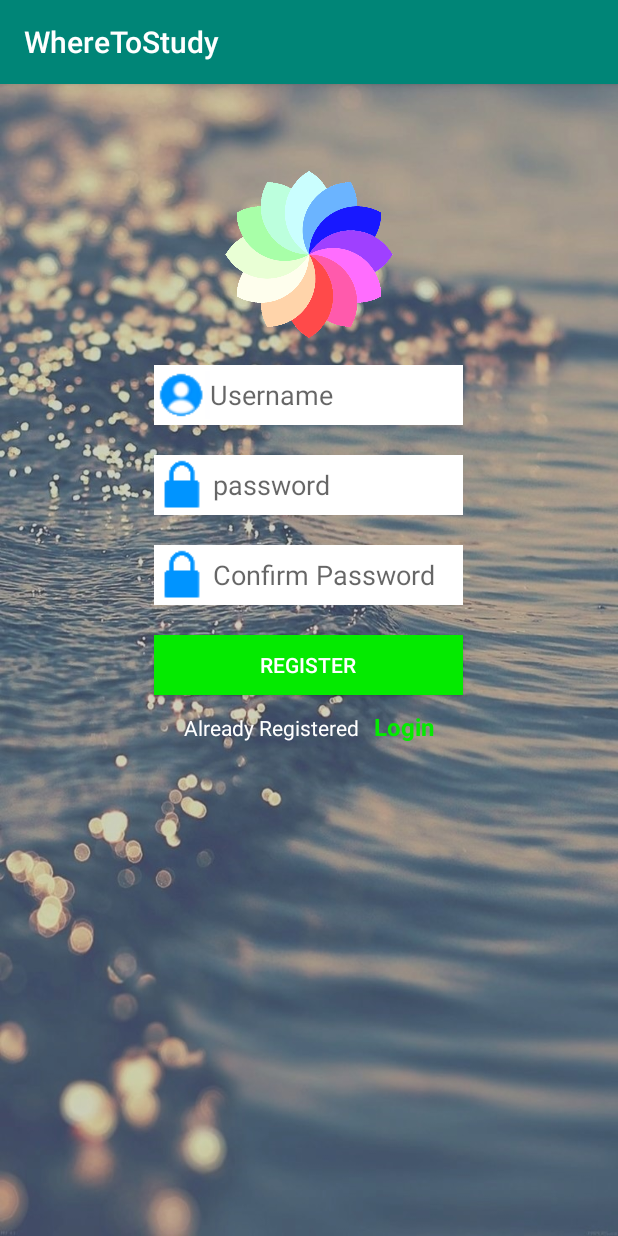
After one commit to Botros/WhereToStudySS19, an Android app: the Register screen opened directly, with no data from a screen before it, on a phone screen of 412 x 824 dp. The commit adds this screen. Run offline under Robolectric (Android 15) with nearby library versions, the phone set to English and light mode, and no system bars.

Commit message:
Login Seite

```diff
--- a/app/src/main/AndroidManifest.xml
+++ b/app/src/main/AndroidManifest.xml
@@ -9,6 +9,9 @@
         android:roundIcon="@mipmap/ic_launcher_round"
         android:supportsRtl="true"
         android:theme="@style/AppTheme">
+        <activity android:name=".Home"></activity>
+        <activity android:name=".Register" />
+        <activity android:name=".Login" />
         <activity android:name=".MainActivity">
             <intent-filter>
                 <action android:name="android.intent.action.MAIN" />
--- /dev/null
+++ b/app/src/main/java/com/example/wheretostudy/Register.java
@@ -0,0 +1,65 @@
+package com.example.wheretostudy;
+
+import android.content.Intent;
+import android.support.v7.app.AppCompatActivity;
+import android.os.Bundle;
+import android.view.View;
+import android.widget.Button;
+import android.widget.EditText;
+import android.widget.TextView;
+import android.widget.Toast;
+
+public class Register extends AppCompatActivity {
+
+    DatabaseHelper db;
+    EditText mTextUsername;
+    EditText mTextPassword;
+    EditText mTextCnfPassword;
+    Button mButtonRegister;
+    TextView mTextViewLogin;
+
+    @Override
+    protected void onCreate(Bundle savedInstanceState) {
+        super.onCreate(savedInstanceState);
+        setContentView(R.layout.activity_register);
+
+        db = new DatabaseHelper(this);
+        mTextUsername = (EditText)findViewById(R.id.edittext_username);
+        mTextPassword = (EditText)findViewById(R.id.edittext_password);
+        mTextCnfPassword = (EditText)findViewById(R.id.edittext_cnf_password);
+        mButtonRegister = (Button)findViewById(R.id.button_register);
+        mTextViewLogin = (TextView)findViewById(R.id.textview_login);
+        mTextViewLogin.setOnClickListener(new View.OnClickListener() {
+            @Override
+            public void onClick(View view) {
+                Intent LoginIntent = new Intent(Register.this,Login.class);
+                startActivity(LoginIntent);
+            }
+        });
+
+        mButtonRegister.setOnClickListener(new View.OnClickListener() {
+            @Override
+            public void onClick(View view) {
+                String user = mTextUsername.getText().toString().trim();
+                String pwd = mTextPassword.getText().toString().trim();
+                String cnf_pwd = mTextCnfPassword.getText().toString().trim();
+
+                if(pwd.equals(cnf_pwd)){
+                    boolean val = db.addUser(user,pwd);
+                    if(val == true){
+                        Toast.makeText(Register.this,"You have registered",Toast.LENGTH_SHORT).show();
+                        Intent moveToLogin = new Intent(Register.this,Login.class);
+                        startActivity(moveToLogin);
+                    }
+                    else{
+                        Toast.makeText(Register.this,"Registeration Error",Toast.LENGTH_SHORT).show();
+                    }
+
+                }
+                else{
+                    Toast.makeText(Register.this,"Password is not matching",Toast.LENGTH_SHORT).show();
+                }
+            }
+        });
+    }
+}
--- /dev/null
+++ b/app/src/main/res/layout/activity_register.xml
@@ -0,0 +1,77 @@
+<?xml version="1.0" encoding="utf-8"?>
+<LinearLayout xmlns:android="http://schemas.android.com/apk/res/android"
+    xmlns:app="http://schemas.android.com/apk/res-auto"
+    xmlns:tools="http://schemas.android.com/tools"
+    android:layout_width="match_parent"
+    android:layout_height="match_parent"
+    android:background="@drawable/img_background"
+    android:orientation="vertical"
+    android:gravity="center_horizontal">
+
+    <ImageView
+        android:layout_width="wrap_content"
+        android:layout_height="127dp"
+        android:layout_marginTop="50dp"
+        app:srcCompat="@drawable/logo"/>
+
+    <EditText
+        android:id="@+id/edittext_username"
+        android:layout_width="206dp"
+        android:layout_height="40dp"
+        android:layout_marginTop="10dp"
+        android:paddingLeft="2dp"
+        android:background="#ffffff"
+        android:drawableLeft="@drawable/username"
+        android:hint="@string/username"/>
+
+    <EditText
+        android:id="@+id/edittext_password"
+        android:layout_width="206dp"
+        android:layout_height="40dp"
+        android:layout_marginTop="20dp"
+        android:background="#ffffff"
+        android:drawableLeft="@drawable/password"
+        android:hint="@string/password"/>
+
+    <EditText
+        android:id="@+id/edittext_cnf_password"
+        android:layout_width="206dp"
+        android:layout_height="40dp"
+        android:layout_marginTop="20dp"
+        android:background="#ffffff"
+        android:drawableLeft="@drawable/password"
+        android:hint="@string/confirm_password"/>
+    <Button
+        android:id="@+id/button_register"
+        android:layout_width="206dp"
+        android:layout_height="40dp"
+        android:layout_marginTop="20dp"
+        android:background="#04ea00"
+        android:textColor="#ffffff"
+        android:text="@string/register"/>
+
+    <LinearLayout
+        android:layout_width="wrap_content"
+        android:layout_height="wrap_content"
+        android:orientation="horizontal"
+        android:layout_marginTop="10dp">
+
+        <TextView
+            android:layout_width="wrap_content"
+            android:layout_height="35dp"
+            android:textColor="#ffffff"
+            android:text="@string/already_registered"/>
+
+        <TextView
+            android:id="@+id/textview_login"
+            android:layout_width="wrap_content"
+            android:layout_height="35dp"
+            android:paddingLeft="10dp"
+            android:textStyle="bold"
+            android:textColor="#04ea00"
+            android:textSize="16sp"
+            android:text="@string/login"/>
+
+    </LinearLayout>
+
+</LinearLayout>
--- a/app/src/main/res/values/colors.xml
+++ b/app/src/main/res/values/colors.xml
@@ -3,4 +3,7 @@
     <color name="colorPrimary">#008577</color>
     <color name="colorPrimaryDark">#00574B</color>
     <color name="colorAccent">#D81B60</color>
+    <color name="color_preloader_start">#fdb6b6</color>
+    <color name="color_preloader_center">#fdb6b6</color>
+    <color name="color_preloader_end">#ffffff</color>
 </resources>
--- a/app/src/main/res/values/strings.xml
+++ b/app/src/main/res/values/strings.xml
@@ -1,3 +1,12 @@
 <resources>
+    <string name="action_settings">Settings</string>
     <string name="app_name">WhereToStudy</string>
+    <string name="username">Username</string>
+    <string name="password">password</string>
+    <string name="login">Login</string>
+    <string name="not_registered">Not Registered?</string>
+    <string name="register">Register</string>
+    <string name="already_registered">Already Registered</string>
+    <string name="confirm_password">Confirm Password</string>
+    <string name="welcome_user">Welcome User</string>
 </resources>
```
Also changed, not shown: app/src/main/java/com/example/wheretostudy/Home.java (added, +13 -0 lines), app/src/main/java/com/example/wheretostudy/Login.java (added, +82 -0 lines), app/src/main/java/com/example/wheretostudy/MainActivity.java (+11 -0 lines), app/src/main/res/drawable/my_drawable.xml (added, +26 -0 lines), app/src/main/res/layout/activity_home.xml (added, +18 -0 lines), app/src/main/res/layout/activity_login.xml (added, +77 -0 lines), app/src/main/res/layout/activity_main.xml (+8 -0 lines), app/src/main/res/layout/progressbar.xml (added, +16 -0 lines), app/src/main/res/drawable/img_background.jpg (added), app/src/main/res/drawable/logo.png (added), app/src/main/res/drawable/password.png (added), app/src/main/res/drawable/username.png (added).
